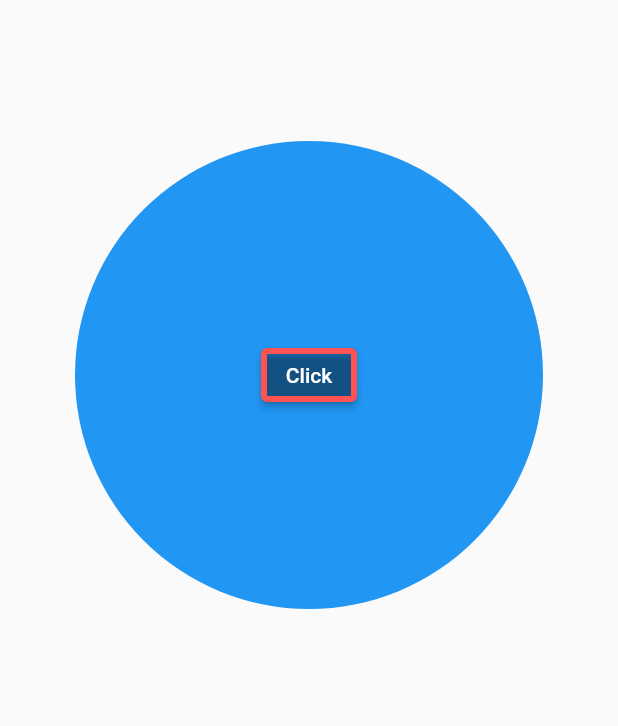
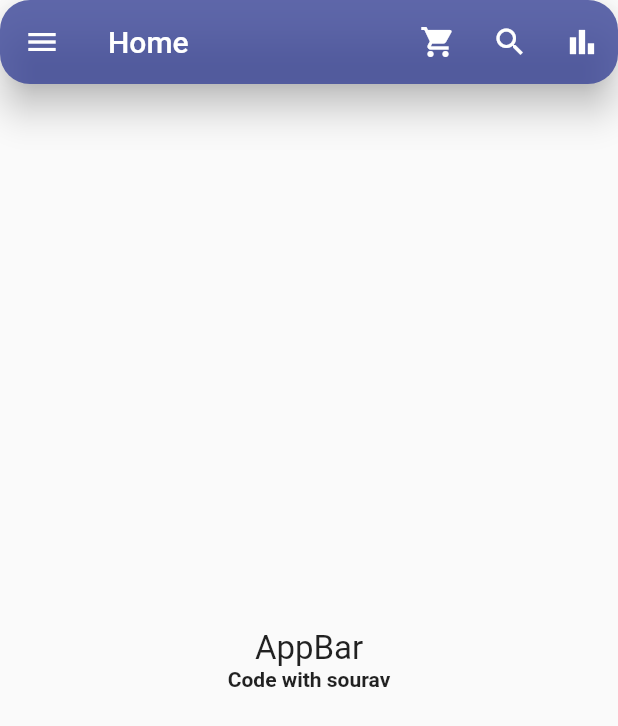
Before and after one commit to Majumder99/intro-to-flutter, a Flutter app: the screen it shows after launch, on a phone screen of 412 x 824 dp. Shown: the top 726 px of the screen. Run offline on Flutter 3.47's test engine with Material 2 defaults, Android fonts, the phone set to English and light mode, and no system bars; our stand-ins replace font_awesome_flutter.

Commit message:
appbar and custom color

```diff
--- a/lib/main.dart
+++ b/lib/main.dart
@@ -4,6 +4,7 @@ import "package:flutter/material.dart";
 import "screens/Dashboard.dart";
 import "screens/MainContent.dart";
 import "screens/MainButton.dart";
+import "screens/Home.dart";
 
 void main() => runApp(MyApp());
 
@@ -16,6 +17,6 @@ class MyApp extends StatelessWidget {
         title: "My first flutter app",
         themeMode: ThemeMode.system,
         debugShowCheckedModeBanner: false,
-        home: MainButton());
+        home: Home());
   }
 }
--- /dev/null
+++ b/lib/screens/Home.dart
@@ -0,0 +1,59 @@
+// ignore_for_file: file_names
+// ignore_for_file: prefer_const_constructors, prefer_const_literals_to_create_immutables
+
+import "package:flutter/material.dart";
+
+//custom color adding system
+class ColorConstants {
+  static const kPrimaryColor = Color(0xFF394497);
+  static const kSecondaryColor = Color(0xFF444FAB);
+  static const kThirdSecondaryColor = Color(0xFF5E6BD8);
+  static const kGravishBlueColor = Color(0xFF9BA1D2);
+}
+
+class Home extends StatelessWidget {
+  const Home({super.key});
+
+  @override
+  Widget build(BuildContext context) {
+    return Scaffold(
+        appBar: AppBar(
+            //leading means first side
+            leading: IconButton(
+              icon: Icon(Icons.menu),
+              onPressed: () {},
+            ),
+            title: Text("Home"),
+            actions: [
+              IconButton(
+                icon: Icon(Icons.shopping_cart),
+                onPressed: () {},
+              ),
+              IconButton(
+                icon: Icon(Icons.search),
+                onPressed: () {},
+              ),
+              IconButton(
+                icon: Icon(Icons.bar_chart),
+                onPressed: () {},
+              ),
+            ],
+            //shadow behind the appbar
+            elevation: 10,
+            backgroundColor: ColorConstants.kPrimaryColor.withOpacity(0.8),
+            shape: RoundedRectangleBorder(
+                borderRadius: BorderRadius.circular(20.0))),
+        body: Center(
+          child: Column(
+            mainAxisAlignment: MainAxisAlignment.center,
+            children: [
+              Text("AppBar", style: TextStyle(fontSize: 22)),
+              Text(
+                "Code with sourav",
+                style: TextStyle(fontWeight: FontWeight.bold),
+              )
+            ],
+          ),
+        ));
+  }
+}
```
